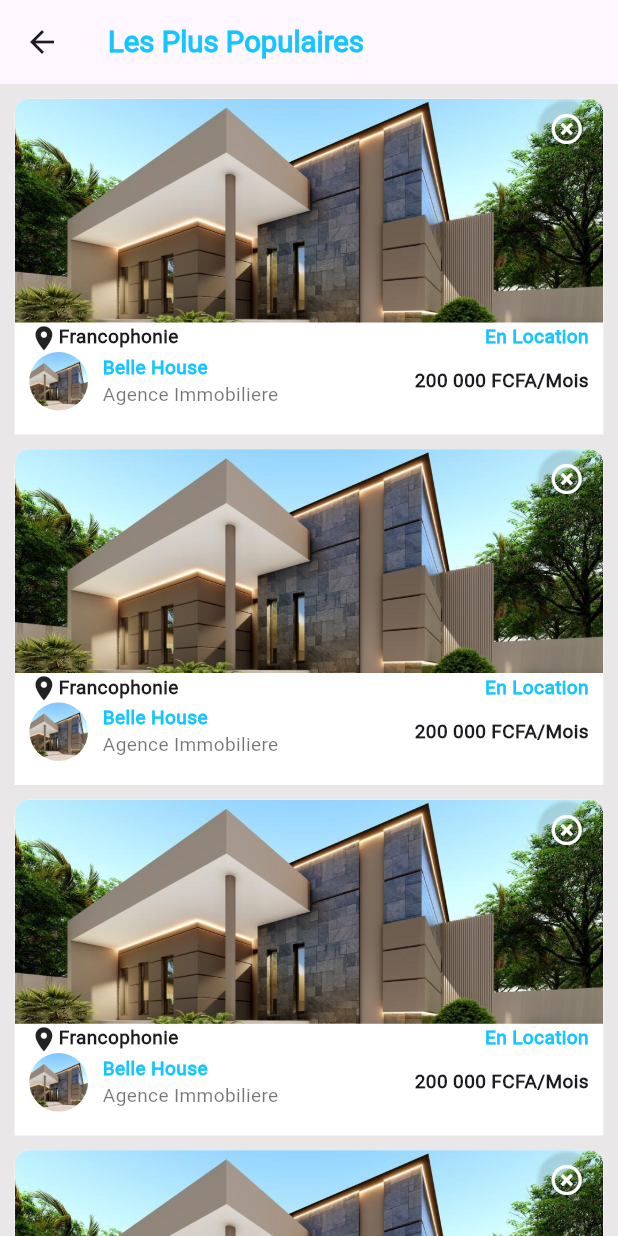
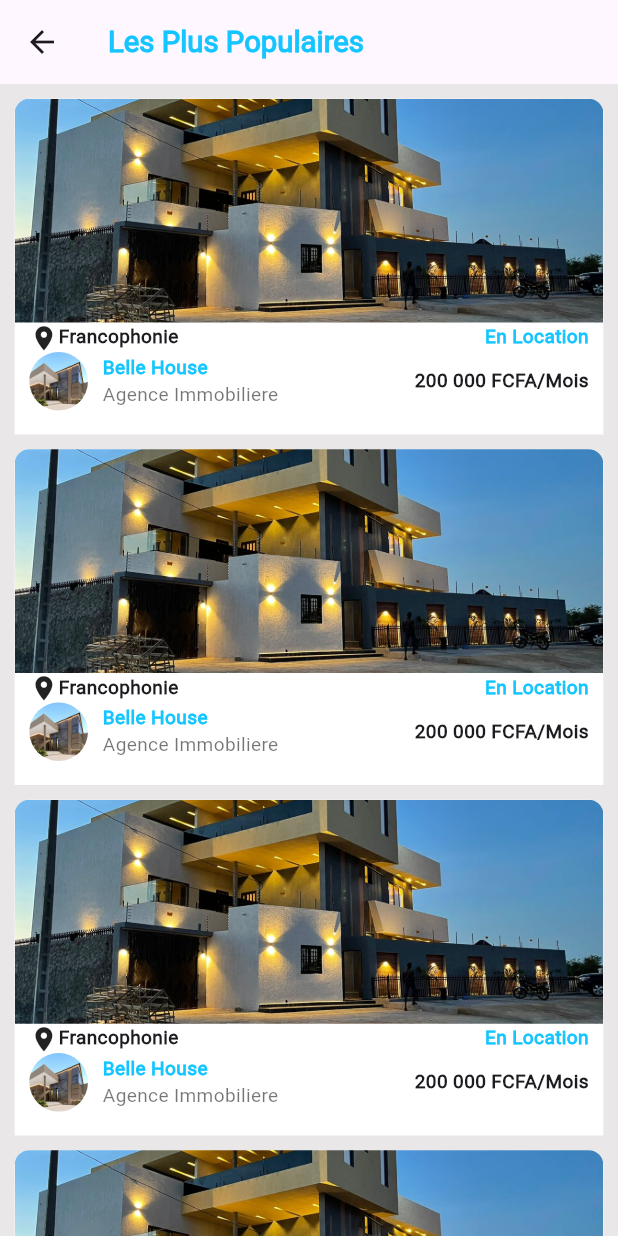
Before and after one commit to GANONTHA/Application_Mobile_Belle_House, a Flutter app: the PopularPage screen opened directly, on a phone screen of 412 x 824 dp. Run offline on Flutter 3.47's test engine with Material 3 defaults, Android fonts, the phone set to English and light mode, and no system bars; our stand-ins replace dots_indicator, get.

Commit message:
added the most popular widget

```diff
--- a/lib/pages/home/most_popular_page.dart
+++ b/lib/pages/home/most_popular_page.dart
@@ -2,6 +2,7 @@ import 'package:belle_house_mobile_app/utils/colors.dart';
 import 'package:belle_house_mobile_app/utils/dimensions.dart';
 import 'package:belle_house_mobile_app/widgets/big_text.dart';
 import 'package:belle_house_mobile_app/widgets/important_item.dart';
+import 'package:belle_house_mobile_app/widgets/most_popular_widget.dart';
 import 'package:flutter/material.dart';
 
 class PopularPage extends StatefulWidget {
@@ -31,7 +32,7 @@ class _PopularPageState extends State<PopularPage> {
             child: ListView.builder(
                 itemCount: 5,
                 itemBuilder: (context, index) {
-                  return ImportantItem();
+                  return MostPoplarWidget();
                 }),
           ),
         ],
--- a/lib/widgets/most_popular_widget.dart
+++ b/lib/widgets/most_popular_widget.dart
@@ -0,0 +1,122 @@
+import 'package:belle_house_mobile_app/utils/colors.dart';
+import 'package:belle_house_mobile_app/utils/dimensions.dart';
+import 'package:belle_house_mobile_app/widgets/big_text.dart';
+import 'package:belle_house_mobile_app/widgets/small_text.dart';
+import 'package:flutter/material.dart';
+
+class MostPoplarWidget extends StatelessWidget {
+  const MostPoplarWidget({super.key});
+
+  @override
+  Widget build(BuildContext context) {
+    return Container(
+      margin: EdgeInsets.only(
+          top: Dimension.paddingTen,
+          left: Dimension.paddingTen,
+          right: Dimension.paddingTen),
+      height: Dimension.pageViewDetails * 3,
+      decoration: BoxDecoration(
+        color: AppColors.secondaryColor,
+        borderRadius: BorderRadius.only(
+          topLeft: Radius.circular(Dimension.paddingTen),
+          topRight: Radius.circular(Dimension.paddingTen),
+        ),
+      ),
+      child: Column(
+        children: [
+          Expanded(
+            flex: 2,
+            child: Container(
+              // color: AppColors.iconColor1,
+
+              decoration: BoxDecoration(
+                borderRadius: BorderRadius.only(
+                  topLeft: Radius.circular(Dimension.paddingTen),
+                  topRight: Radius.circular(Dimension.paddingTen),
+                ),
+                image: const DecorationImage(
+                  fit: BoxFit.cover,
+                  image: AssetImage('assets/images/house-3.jpg'),
+                ),
+              ),
+            ),
+          ),
+          Expanded(
+            flex: 1,
+            child: Container(
+              margin: EdgeInsets.symmetric(horizontal: Dimension.paddingTen),
+              child: Column(
+                children: [
+                  Row(
+                    mainAxisAlignment: MainAxisAlignment.spaceBetween,
+                    children: [
+                      Row(
+                        children: [
+                          Icon(
+                            Icons.location_on,
+                            size: Dimension.paddingTwenty,
+                          ),
+                          BigText(
+                              text: 'Francophonie',
+                              fontSize: Dimension.sizeThirtheen)
+                        ],
+                      ),
+                      BigText(
+                        text: 'En Location',
+                        fontSize: Dimension.sizeThirtheen,
+                        color: AppColors.primaryColor,
+                      ),
+                    ],
+                  ),
+                  Row(
+                    mainAxisAlignment: MainAxisAlignment.spaceBetween,
+                    children: [
+                      Row(
+                        mainAxisAlignment: MainAxisAlignment.center,
+                        mainAxisSize: MainAxisSize.min,
+                        children: [
+                          Container(
+                            height: Dimension.sizeFourthy,
+                            width: Dimension.sizeFourthy,
+                            decoration: BoxDecoration(
+                              borderRadius:
+                                  BorderRadius.circular(Dimension.sizeFourthy),
+                              image: const DecorationImage(
+                                image: AssetImage('assets/images/house-1.jpg'),
+                                fit: BoxFit.cover,
+                              ),
+                            ),
+                          ),
+                          SizedBox(width: Dimension.paddingTen),
+                          Column(
+                            crossAxisAlignment: CrossAxisAlignment.start,
+                            mainAxisAlignment: MainAxisAlignment.center,
+                            children: [
+                              BigText(
+                                text: "Belle House",
+                                color: AppColors.primaryColor,
+                                fontSize: Dimension.sizeThirtheen,
+                              ),
+                              SmallText(
+                                text: 'Agence Immobiliere',
+                                size: Dimension.sizeThirtheen,
+                              )
+                            ],
+                          ),
+                        ],
+                      ),
+                      BigText(
+                        text: '200 000 FCFA/Mois',
+                        fontSize: Dimension.sizeThirtheen,
+                      ),
+                    ],
+                  ),
+                ],
+              ),
+            ),
+          )
+        ],
+      ),
+    );
+  }
+}
```
